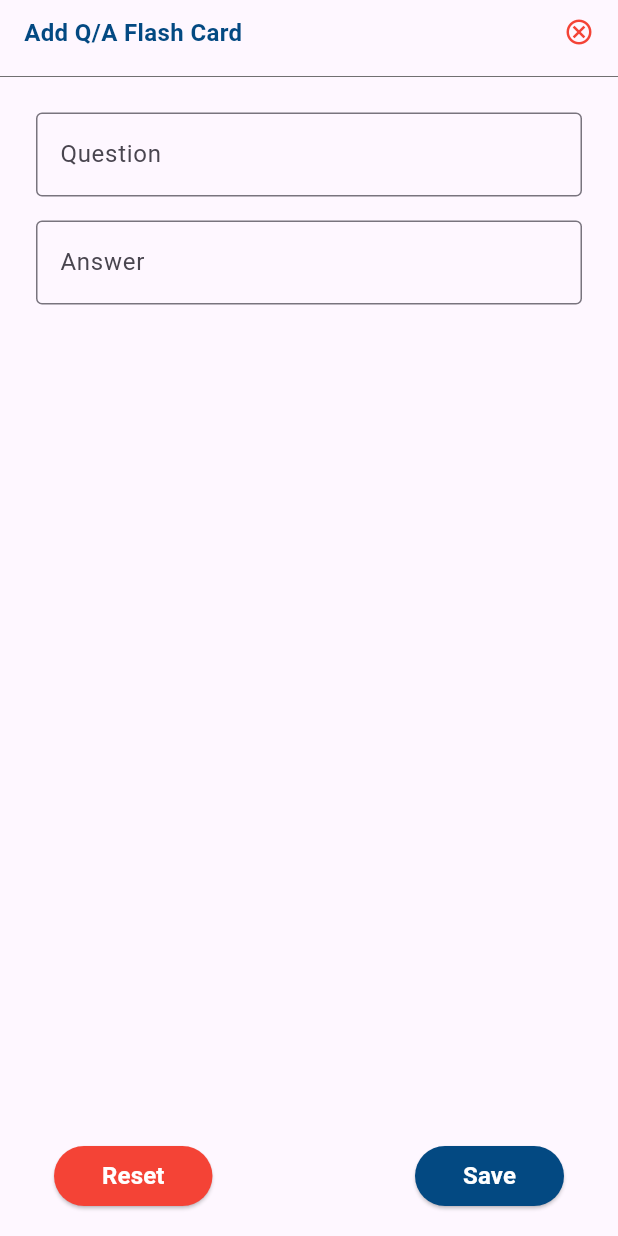
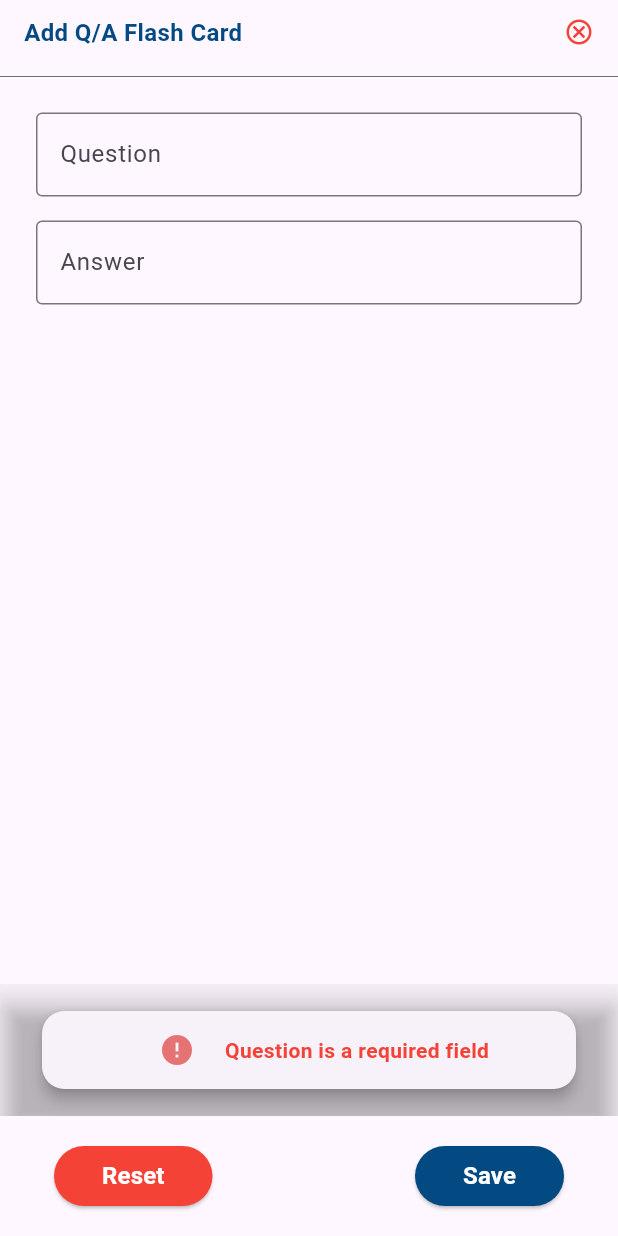
Before and after one commit to Debdaru07/flash_card_CRUD, a Flutter app: the QnAForm screen opened directly, after a tap on "Save", on a phone screen of 412 x 824 dp. Run offline on Flutter 3.47's test engine with Material 3 defaults, Android fonts, the phone set to English and light mode, and no system bars.

Commit message:
Handled the snackbar pop ins and outs after the popping out of the application.

```diff
--- /dev/null
+++ b/lib/helper_widgets/snack_bar.dart
@@ -0,0 +1,36 @@
+import 'package:flutter/material.dart';
+
+void showCustomSnackbar(BuildContext context, {required String text, bool isSuccess = true} ) async {
+    final snackbar = SnackBar(
+      content: SizedBox(
+        height: 60,
+        width: MediaQuery.of(context).size.width * 0.4,
+        child: Card(
+          shape: RoundedRectangleBorder(
+            borderRadius: BorderRadius.circular(15),
+          ),
+          elevation: 4,
+          child: Row(
+            mainAxisAlignment: MainAxisAlignment.center,
+            children: [
+              Padding(
+                padding: const EdgeInsets.symmetric(horizontal: 20.0),
+                child: Icon(isSuccess ? Icons.check : Icons.error, color: isSuccess ? Colors.green[300] : Colors.red[300],),
+              ),
+              Text( text, style: TextStyle(fontSize: 14, fontWeight: FontWeight.w600, color: isSuccess ? const Color.fromARGB(255, 22, 114, 25) : Colors.red,), ),
+            ],
+          ),
+        ),
+      ),
+      behavior: SnackBarBehavior.fixed,
+      backgroundColor: Colors.transparent,
+      duration: const Duration(milliseconds: 1200),
+    );
+    ScaffoldMessenger.of(context).showSnackBar(snackbar);
+    if(isSuccess){
+      Future.delayed(snackbar.duration, () {
+        Navigator.of(context).pop();
+      });
+    }
+
+  }
--- a/lib/view/qna_form.dart
+++ b/lib/view/qna_form.dart
@@ -6,8 +6,8 @@ import '../model/qna_model.dart';
 import '../view_model/form_handler.dart';
 
 class QnAForm extends StatefulWidget {
-  final QNAModel? item;
-  const QnAForm({super.key, this.item});
+  QNAModel? item;
+  QnAForm({super.key, this.item});
 
   @override
   State<QnAForm> createState() => _QnAFormState();
@@ -31,6 +31,7 @@ class _QnAFormState extends State<QnAForm> {
   void dispose() {
     super.dispose();
     formHandler.dispose();
+    widget.item = null;
   }
 
   @override
@@ -80,7 +81,7 @@ class _QnAFormState extends State<QnAForm> {
                 ),
                 ElevatedButton(
                   onPressed: () {
-                    formHandler.applyFunc(qa: widget.item);
+                    formHandler.applyFunc(context,qa: widget.item);
                   },
                   style: ElevatedButton.styleFrom(backgroundColor: const Color.fromARGB(255, 3, 73, 130),),
                   child: Padding(
--- a/lib/view/qna_view.dart
+++ b/lib/view/qna_view.dart
@@ -46,7 +46,7 @@ class _QnAViewState extends State<QnAView> {
               Navigator.push(
                 context,
                 MaterialPageRoute(
-                  builder: (context) => const QnAForm(),
+                  builder: (context) => QnAForm(),
                 ),
               );
             },
--- a/lib/view_model/form_handler.dart
+++ b/lib/view_model/form_handler.dart
@@ -1,5 +1,6 @@
 import 'package:flutter/material.dart';
 
+import '../helper_widgets/snack_bar.dart';
 import '../model/qna_model.dart';
 import 'populate_data.dart';
 
@@ -16,7 +17,7 @@ class FormHandler with ChangeNotifier{
     notifyListeners();
   }
 
-  void dispose() {
+  dispose() {
     question.clear();
     answer.clear();
   }
@@ -27,15 +28,17 @@ class FormHandler with ChangeNotifier{
     notifyListeners();
   }
 
-  void applyFunc({QNAModel? qa}) {
+  void applyFunc(context,{QNAModel? qa}) {
     if(question.text.isEmpty) {
-      // Error, Question is needed
+      showCustomSnackbar(context, text: 'Question is a required field',isSuccess: false);
     } else if(answer.text.isEmpty) {
-      // Error, Answer is needed
+      showCustomSnackbar(context, text: 'Answer is a required field',isSuccess: false);
     } else {
       // Show Success Message
       if(qa == null) {
         _cardItems.add(QNAModel(question: question.text,answer: answer.text));
+        showCustomSnackbar(context, text: 'Added successfully',isSuccess: true);
+
       } else {
         int index = _cardItems.indexWhere((item) => item.question == qa.question);
         if (index != -1) {
@@ -44,6 +47,7 @@ class FormHandler with ChangeNotifier{
           _cardItems = updatedItems;
           notifyListeners();
         }
+        showCustomSnackbar(context, text: 'Updated successfully',isSuccess: true);
       }
     }
   }
```
